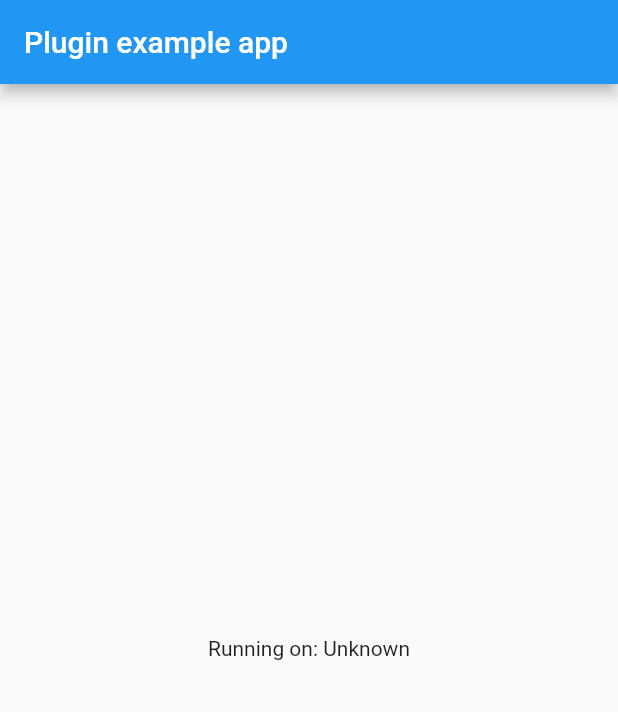
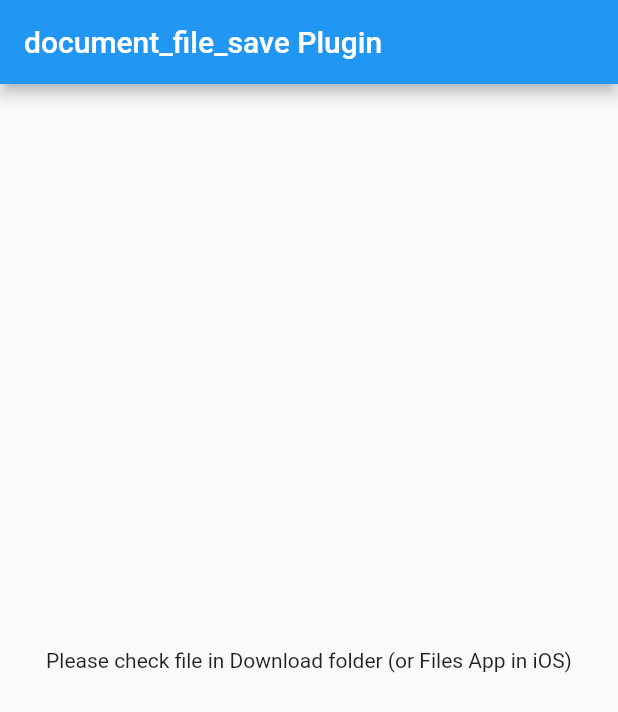
Before and after one commit to piyapan039285/document_file_save, a Flutter app: the screen it shows after launch, on a phone screen of 412 x 824 dp. Shown: the top 712 px of the screen. Run offline on Flutter 3.47's test engine with Material 2 defaults, Android fonts, the phone set to English and light mode, and no system bars.

Commit message:
add function to save multiple files and fix permission checking

```diff
--- a/example/lib/main.dart
+++ b/example/lib/main.dart
@@ -16,39 +16,19 @@ class MyApp extends StatefulWidget {
 }
 
 class _MyAppState extends State<MyApp> {
-  String _platformVersion = 'Unknown';
 
   @override
   void initState() {
     super.initState();
-    initPlatformState();
 
-    // this is for test saving file only.
-    // List<int> bytes = utf8.encode("Some data 2 sadfdsafdsaf  sdfds f สวัสดี วันนี้ทำงานสนุกมาก");
-    // DocumentFileSave.saveFile(bytes, "my test text file.txt", "text/plain");
+    List<int> htmlBytes = utf8.encode("<h1>Header 1</h1><p>This is sample text</p>");
+    List<int> textBytes = utf8.encode("Some data");
 
-    List<int> bytes2 = utf8.encode("<h1>Header 1</h1><p>This is sample text</p>");
-    DocumentFileSave.saveFile(bytes2, "my test html file.html", "text/html");
-  }
+    // save multiple files
+    DocumentFileSave.saveMultipleFiles([htmlBytes, textBytes], ["htmlfile.html", "textfile.txt"], ["text/html", "text/plain"]);
 
-  // Platform messages are asynchronous, so we initialize in an async method.
-  Future<void> initPlatformState() async {
-    String platformVersion;
-    // Platform messages may fail, so we use a try/catch PlatformException.
-    try {
-      platformVersion = await DocumentFileSave.platformVersion;
-    } on PlatformException {
-      platformVersion = 'Failed to get platform version.';
-    }
-
-    // If the widget was removed from the tree while the asynchronous platform
-    // message was in flight, we want to discard the reply rather than calling
-    // setState to update our non-existent appearance.
-    if (!mounted) return;
-
-    setState(() {
-      _platformVersion = platformVersion;
-    });
+    // save single file
+    // DocumentFileSave.saveFile(htmlBytes, "my test html file.html", "text/html");
   }
 
   @override
@@ -56,10 +36,10 @@ class _MyAppState extends State<MyApp> {
     return MaterialApp(
       home: Scaffold(
         appBar: AppBar(
-          title: const Text('Plugin example app'),
+          title: const Text('document_file_save Plugin'),
         ),
         body: Center(
-          child: Text('Running on: $_platformVersion\n'),
+          child: Text('Please check file in Download folder (or Files App in iOS)'),
         ),
       ),
     );
--- a/lib/document_file_save.dart
+++ b/lib/document_file_save.dart
@@ -18,15 +18,19 @@ class DocumentFileSave {
     return battery;
   }
 
-  static Future<void> saveFile(Uint8List data, String fileName, String mimeType) async {
+  static Future<void> saveMultipleFiles(List<Uint8List> dataList, List<String> fileNameList, List<String> mimeTypeList) async {
     try {
-      await _channel.invokeMethod('saveFile', {
-        "data": data,
-        "fileName": fileName,
-        "mimeType": mimeType
+      await _channel.invokeMethod('saveMultipleFiles', {
+        "dataList": dataList,
+        "fileNameList": fileNameList,
+        "mimeTypeList": mimeTypeList
       });
     } on PlatformException {
       rethrow;
     }
   }
+
+  static Future<void> saveFile(Uint8List data, String fileName, String mimeType) async {
+    await saveMultipleFiles([data], [fileName], [mimeType]);
+  }
 }
--- a/pubspec.yaml
+++ b/pubspec.yaml
@@ -1,6 +1,6 @@
 name: document_file_save
 description: Save bytes data into Download folder (Android), or show save dialog (iOS).
-version: 1.0.1
+version: 1.0.2
 homepage: https://github.com/piyapan039285/document_file_save
 
 environment:
```
Also changed, not shown: 4 other files.
